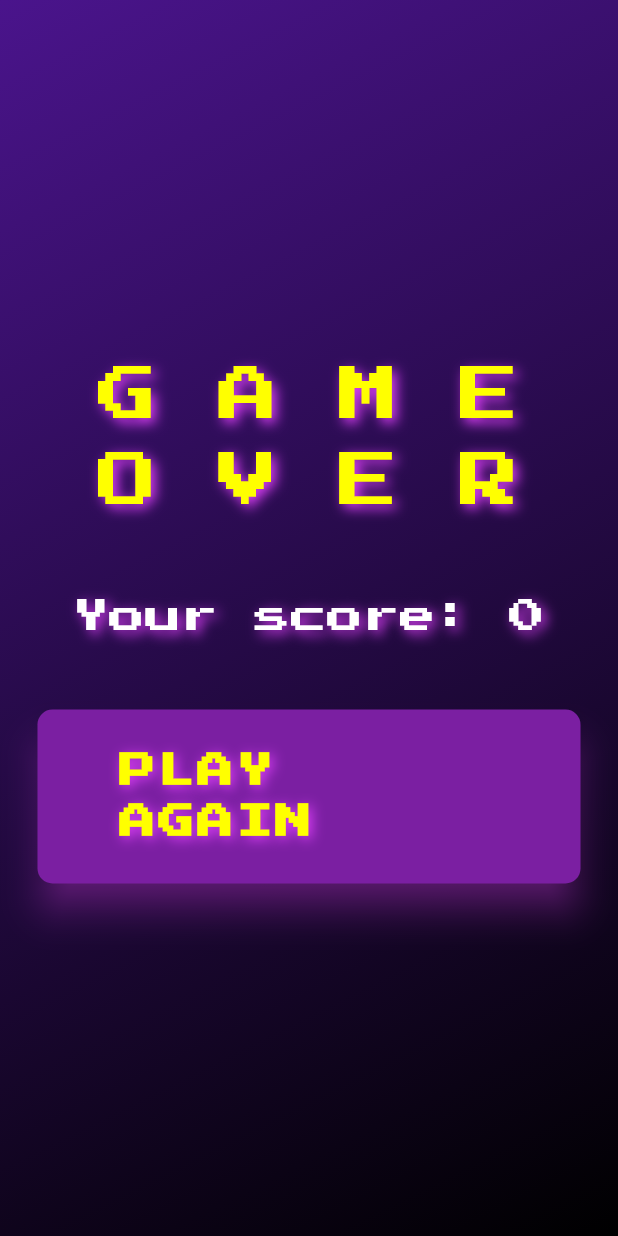
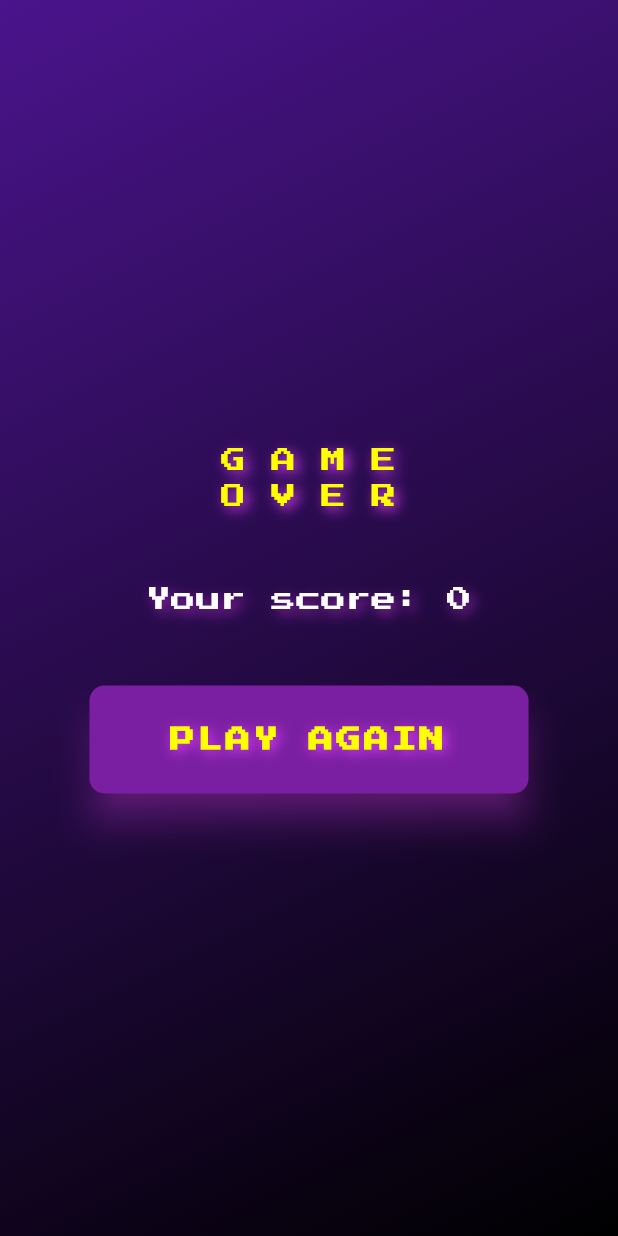
Before and after one commit to gianlucaromeo/first_flame_game, a Flutter app: the ResultScreen screen opened directly with empty values, on a phone screen of 412 x 824 dp. Run offline on Flutter 3.47's test engine with Material 3 defaults, Android fonts, the phone set to English and light mode, and no system bars; our stand-ins replace get, google_fonts; missing offline and left inert: flame, flame_forge2d.

Commit message:
Added GameText

```diff
--- a/lib/screens/result_screen.dart
+++ b/lib/screens/result_screen.dart
@@ -1,8 +1,10 @@
+import 'package:first_flame_game/widgets/game_text.dart';
 import 'package:flutter/material.dart';
 import 'package:google_fonts/google_fonts.dart';
 import 'package:get/get.dart';
 
 import '../widgets/game_button.dart';
+import '../widgets/game_title.dart';
 
 class ResultScreen extends StatelessWidget {
   const ResultScreen({
@@ -28,38 +30,12 @@ class ResultScreen extends StatelessWidget {
           child: Column(
             mainAxisAlignment: MainAxisAlignment.center,
             children: [
-              Text(
-                'G A M E\nO V E R',
-                style: GoogleFonts.pressStart2p(
-                  textStyle: TextStyle(
-                    fontSize: 40,
-                    color: Colors.yellowAccent,
-                    shadows: [
-                      Shadow(
-                        blurRadius: 10.0,
-                        color: Colors.purpleAccent,
-                        offset: Offset(3.0, 3.0),
-                      ),
-                    ],
-                  ),
-                ),
+              GameTitle(
+                text: 'G A M E\nO V E R',
               ),
               const SizedBox(height: 45),
-              Text(
-                'Your score: $score',
-                style: GoogleFonts.pressStart2p(
-                  textStyle: TextStyle(
-                    fontSize: 24,
-                    color: Colors.white,
-                    shadows: [
-                      Shadow(
-                        blurRadius: 10.0,
-                        color: Colors.purpleAccent,
-                        offset: Offset(3.0, 3.0),
-                      ),
-                    ],
-                  ),
-                ),
+              GameText(
+                text: 'Your score: $score',
               ),
               const SizedBox(height: 45),
               GameButton(
--- a/lib/screens/welcome_screen.dart
+++ b/lib/screens/welcome_screen.dart
@@ -3,6 +3,7 @@ import 'package:flutter/material.dart';
 import 'package:get/get.dart';
 import 'package:google_fonts/google_fonts.dart';
 
+import '../widgets/game_text.dart';
 import 'game_screen.dart';
 
 class WelcomeScreen extends StatelessWidget {
@@ -23,22 +24,8 @@ class WelcomeScreen extends StatelessWidget {
           child: Column(
             mainAxisAlignment: MainAxisAlignment.center,
             children: [
-              Text(
-                'R E A D Y ?',
-                style: GoogleFonts.pressStart2p(
-                  textStyle: TextStyle(
-                    fontSize: 28,
-                    color: Colors.white,
-                    shadows: [
-                      Shadow(
-                        blurRadius: 10.0,
-                        color: Colors.purple,
-                        offset: Offset(3.0, 3.0),
-                      ),
-                    ],
-                  ),
-                ),
-                textAlign: TextAlign.center,
+              GameText(
+                text: 'R E A D Y ?',
               ),
               const SizedBox(height: 40),
               GameButton(
--- a/lib/widgets/game_button.dart
+++ b/lib/widgets/game_button.dart
@@ -13,6 +13,8 @@ class GameButton extends StatelessWidget {
 
   @override
   Widget build(BuildContext context) {
+    final deviceSize = MediaQuery.of(context).size;
+
     return ElevatedButton(
       onPressed: () => onPressed.call(),
       style: ElevatedButton.styleFrom(
@@ -29,9 +31,10 @@ class GameButton extends StatelessWidget {
       ),
       child: Text(
         text,
+        textAlign: TextAlign.center,
         style: GoogleFonts.pressStart2p(
           textStyle: TextStyle(
-            fontSize: 24,
+            fontSize: deviceSize.width > 640 ? 36 :  deviceSize.width * 0.04,
             color: Colors.yellowAccent,
             fontWeight: FontWeight.bold,
             letterSpacing: 2,
--- /dev/null
+++ b/lib/widgets/game_text.dart
@@ -0,0 +1,31 @@
+import 'package:flutter/material.dart';
+import 'package:google_fonts/google_fonts.dart';
+
+class GameText extends StatelessWidget {
+  const GameText({super.key, required this.text,});
+
+  final String text;
+
+  @override
+  Widget build(BuildContext context) {
+    final deviceSize = MediaQuery.of(context).size;
+
+    return Text(
+      text,
+      style: GoogleFonts.pressStart2p(
+        textStyle: TextStyle(
+          fontSize: deviceSize.width > 640 ? 36 :  deviceSize.width * 0.04,
+          color: Colors.white,
+          shadows: [
+            Shadow(
+              blurRadius: 10.0,
+              color: Colors.purple,
+              offset: Offset(3.0, 3.0),
+            ),
+          ],
+        ),
+      ),
+      textAlign: TextAlign.center,
+    );
+  }
+}
--- /dev/null
+++ b/lib/widgets/game_title.dart
@@ -0,0 +1,31 @@
+import 'package:flutter/material.dart';
+import 'package:google_fonts/google_fonts.dart';
+
+class GameTitle extends StatelessWidget {
+  const GameTitle({super.key, required this.text,});
+
+  final String text;
+
+  @override
+  Widget build(BuildContext context) {
+    final deviceSize = MediaQuery.of(context).size;
+
+    return Text(
+      text,
+      style: GoogleFonts.pressStart2p(
+        textStyle: TextStyle(
+          fontSize: deviceSize.width > 640 ? 36 :  deviceSize.width * 0.04,
+          color: Colors.yellowAccent,
+          shadows: [
+            Shadow(
+              blurRadius: 10.0,
+              color: Colors.purpleAccent,
+              offset: Offset(3.0, 3.0),
+            ),
+          ],
+        ),
+      ),
+      textAlign: TextAlign.center,
+    );
+  }
+}
```
